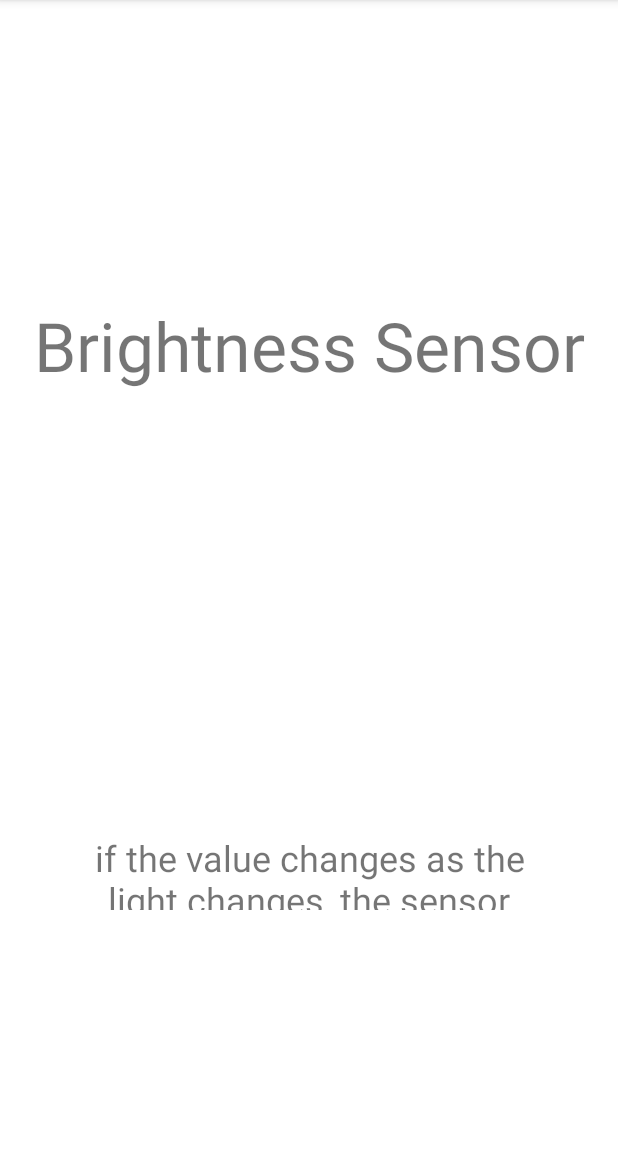
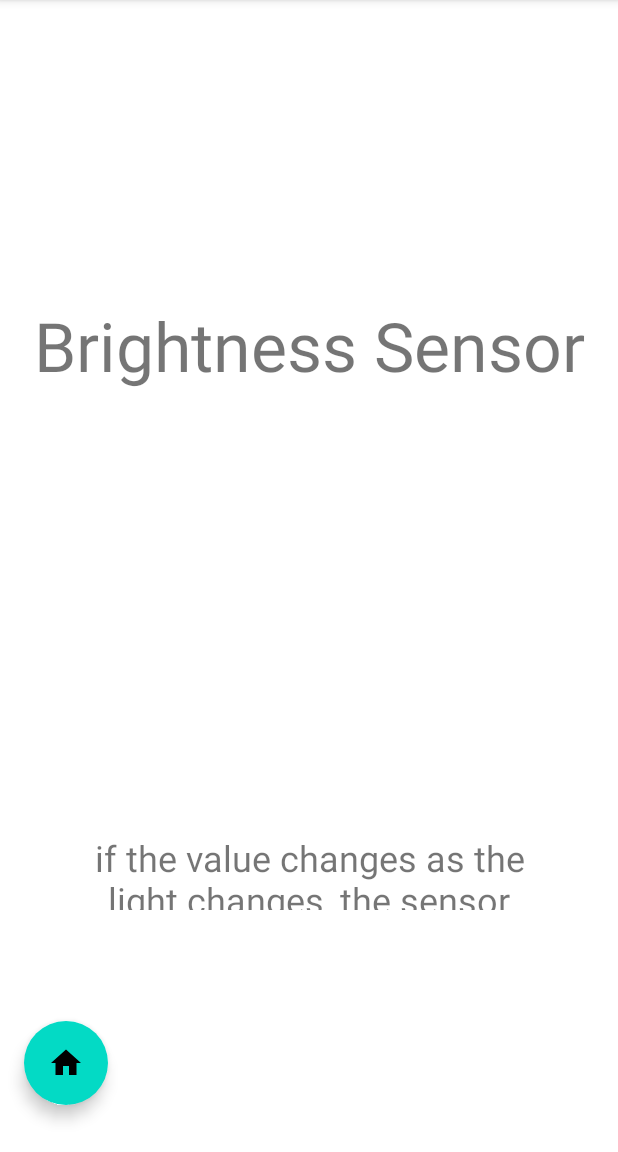
Before and after one commit to eyren24/DiagnosticTool, an Android app built with Jetpack Compose: the TestSensoreDiLuminosita screen opened directly, with no data from a screen before it, on a phone screen of 412 x 824 dp, the part 84-1236 px from its top. Run offline under Robolectric (Android 15) with nearby library versions, the phone set to English and light mode, and no system bars; Roboto replaces fonts that are not available here.

Commit message:
-brightness sensor done

```diff
--- a/app/src/main/java/com/solaredge/diagnostictool/TestSensoreDiProssimita.java
+++ b/app/src/main/java/com/solaredge/diagnostictool/TestSensoreDiProssimita.java
@@ -24,8 +24,7 @@ public class TestSensoreDiProssimita extends AppCompatActivity {
     private int puff = 0;
     private TextView magia;
     private ImageView bunny;
-    // calling the sensor event class to detect
-    // the change in data when sensor starts working.
+
     SensorEventListener proximitySensorEventListener = new SensorEventListener() {
         @Override
         public void onAccuracyChanged(Sensor sensor, int accuracy) {
--- a/app/src/main/res/layout/activity_test_sensore_di_luminosita.xml
+++ b/app/src/main/res/layout/activity_test_sensore_di_luminosita.xml
@@ -2,6 +2,7 @@
 <androidx.constraintlayout.widget.ConstraintLayout xmlns:android="http://schemas.android.com/apk/res/android"
     xmlns:app="http://schemas.android.com/apk/res-auto"
     xmlns:tools="http://schemas.android.com/tools"
+    android:id="@+id/screen"
     android:layout_width="match_parent"
     android:layout_height="match_parent"
     tools:context=".TestSensoreDiLuminosita">
@@ -39,7 +40,7 @@
         app:layout_constraintVertical_bias="0.248" />
 
     <TextView
-        android:id="@+id/textView5"
+        android:id="@+id/descrizione"
         android:layout_width="320dp"
         android:layout_height="51dp"
         android:fontFamily="@font/creepster"
@@ -51,4 +52,19 @@
         app:layout_constraintStart_toStartOf="parent"
         app:layout_constraintTop_toTopOf="parent"
         app:layout_constraintVertical_bias="0.775" />
+    <com.google.android.material.floatingactionbutton.ExtendedFloatingActionButton
+        android:id="@+id/extended_fab"
+        android:layout_width="wrap_content"
+        android:layout_height="wrap_content"
+        android:layout_gravity="bottom|end"
+        android:layout_margin="16dp"
+        android:contentDescription="extended_fab_content_desc"
+        android:text="Home"
+        app:icon="@drawable/ic_baseline_home_24"
+        app:layout_constraintBottom_toBottomOf="parent"
+        app:layout_constraintEnd_toEndOf="parent"
+        app:layout_constraintHorizontal_bias="0.0"
+        app:layout_constraintStart_toStartOf="parent"
+        app:layout_constraintTop_toTopOf="parent"
+        app:layout_constraintVertical_bias="0.977" />
 </androidx.constraintlayout.widget.ConstraintLayout>
```
Also changed, not shown: app/src/main/java/com/solaredge/diagnostictool/TestSensoreDiLuminosita.java (+50 -1 lines).
